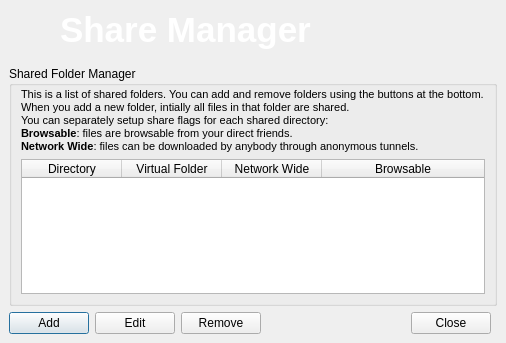
Before: the Qt Designer form retroshare-gui/src/gui/ShareManager.ui in RetroShare/RetroShare, drawn with Qt 5.
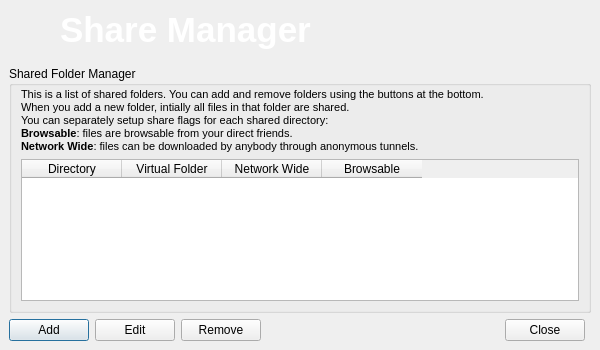
After: the same form once the commit is applied. Icons and pictures are not drawn.

Commit message: Set inititial sizes of the splitter and columns in FriendsDialog and SearchDialog. Fixed height of the MainWindow when GetStartedDialog is visible. Fixed the initial size of the ShareManger and show the checkboxes for the share mode centered. Fixed german language.

The edit to the form file:
```diff
--- a/retroshare-gui/src/gui/ShareManager.ui
+++ b/retroshare-gui/src/gui/ShareManager.ui
@@ -9,8 +9,8 @@
    <rect>
     <x>0</x>
     <y>0</y>
-    <width>506</width>
-    <height>343</height>
+    <width>600</width>
+    <height>350</height>
    </rect>
   </property>
   <property name="windowTitle">
@@ -131,9 +131,6 @@
 &lt;p style=&quot; margin-top:0px; margin-bottom:0px; margin-left:0px; margin-right:0px; -qt-block-indent:0; text-indent:0px;&quot;&gt;&lt;span style=&quot; font-family:'Sans'; font-size:8pt; font-weight:600;&quot;&gt;Browsable&lt;/span&gt;&lt;span style=&quot; font-family:'Sans'; font-size:8pt;&quot;&gt;: files are browsable from your direct friends.&lt;/span&gt;&lt;/p&gt;
 &lt;p style=&quot; margin-top:0px; margin-bottom:0px; margin-left:0px; margin-right:0px; -qt-block-indent:0; text-indent:0px;&quot;&gt;&lt;span style=&quot; font-family:'Sans'; font-size:8pt; font-weight:600;&quot;&gt;Network Wide&lt;/span&gt;&lt;span style=&quot; font-family:'Sans'; font-size:8pt;&quot;&gt;: files can be downloaded by anybody through anonymous tunnels.&lt;/span&gt;&lt;/p&gt;&lt;/body&gt;&lt;/html&gt;</string>
            </property>
-           <property name="wordWrap">
-            <bool>true</bool>
-           </property>
           </widget>
          </item>
          <item row="1" column="0">
@@ -150,42 +147,15 @@
            <property name="selectionBehavior">
             <enum>QAbstractItemView::SelectRows</enum>
            </property>
-           <property name="showGrid">
-            <bool>true</bool>
-           </property>
-           <property name="sortingEnabled">
-            <bool>false</bool>
-           </property>
-           <attribute name="horizontalHeaderCascadingSectionResizes">
-            <bool>true</bool>
-           </attribute>
            <attribute name="horizontalHeaderMinimumSectionSize">
             <number>100</number>
            </attribute>
-           <attribute name="horizontalHeaderStretchLastSection">
-            <bool>true</bool>
-           </attribute>
            <attribute name="verticalHeaderVisible">
             <bool>false</bool>
            </attribute>
            <attribute name="verticalHeaderDefaultSectionSize">
             <number>22</number>
            </attribute>
-           <attribute name="verticalHeaderVisible">
-            <bool>false</bool>
-           </attribute>
-           <attribute name="verticalHeaderDefaultSectionSize">
-            <number>22</number>
-           </attribute>
-           <attribute name="horizontalHeaderStretchLastSection">
-            <bool>true</bool>
-           </attribute>
-           <attribute name="horizontalHeaderCascadingSectionResizes">
-            <bool>true</bool>
-           </attribute>
-           <attribute name="horizontalHeaderMinimumSectionSize">
-            <number>100</number>
-           </attribute>
            <column>
             <property name="text">
              <string>Directory</string>
```
The commit also changes 8 other files.
